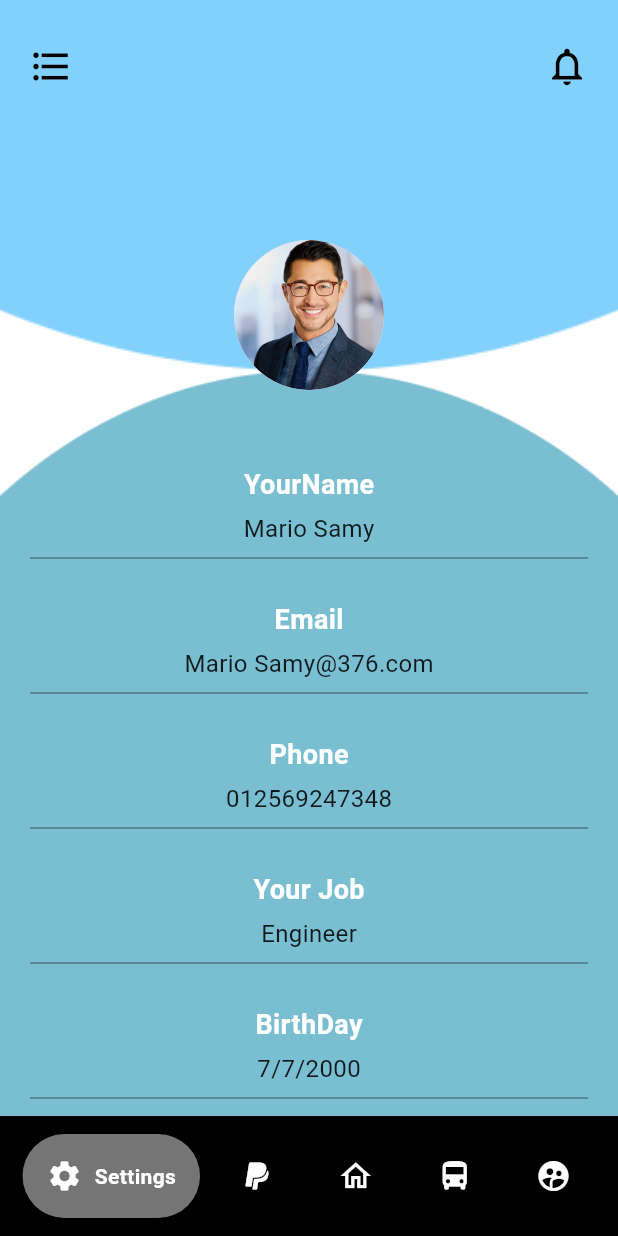
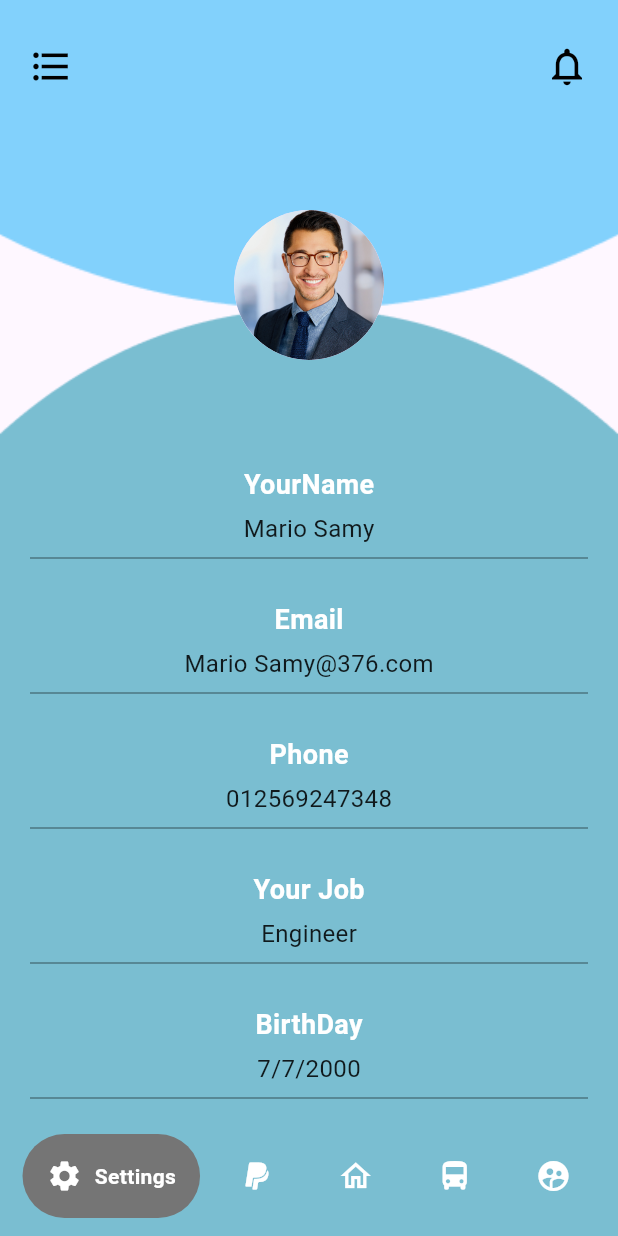
Before and after one commit to aliKhaledIbnAlwalid/EduNourish, a Flutter app: the ParentProfile screen opened directly, on a phone screen of 412 x 824 dp. Run offline on Flutter 3.47's test engine with Material 3 defaults, Android fonts, the phone set to English and light mode, and no system bars; drawn by our look-alikes of google_nav_bar; our stand-ins replace concentric_transition, lottie.

Commit message:
c94be46de7c7ceff39831a761b5124ed32543303

```diff
--- a/lib/intro_Screens/choice_screen.dart
+++ b/lib/intro_Screens/choice_screen.dart
@@ -1,4 +1,6 @@
-import 'package:edunourish/login_screen.dart';
+import 'package:edunourish/login/login_screen.dart';
+
+import 'package:edunourish/parent/parent_profile.dart';
 import 'package:flutter/material.dart';
 
 class ChoiceScreen extends StatelessWidget {
@@ -33,7 +35,7 @@ class ChoiceScreen extends StatelessWidget {
                     Navigator.pushReplacement(
                       context,
                       MaterialPageRoute(
-                        builder: (context) => const LoginScreen(),
+                        builder: (context) => const ParentProfile(),
                       ),
                     );
                   },
--- a/lib/login_screen.dart
+++ b/lib/login/login_screen.dart
@@ -164,11 +164,11 @@ class _LoginScreenState extends State<LoginScreen>
                       radius: 150,
                       backgroundColor: Colors.blue.shade300,
                     ),
-                    Align(
+                    const Align(
                       alignment: Alignment.centerRight,
                       child: Padding(
-                        padding: const EdgeInsets.only(left: 60, top: 140),
-                        child: const Text(
+                        padding: EdgeInsets.only(left: 60, top: 140),
+                        child: Text(
                           "Log In",
                           style: TextStyle(
                               color: Colors.white,
--- a/lib/main.dart
+++ b/lib/main.dart
@@ -13,7 +13,7 @@ class MyApp extends StatelessWidget {
   Widget build(BuildContext context) {
     return MaterialApp(
       debugShowCheckedModeBanner: false,
-      home: ParentProfile(),
+      home: OnBoardingScreen(),
     );
   }
 }
--- a/lib/parent/parent_profile.dart
+++ b/lib/parent/parent_profile.dart
@@ -2,25 +2,28 @@ import 'package:flutter/material.dart';
 import 'package:google_nav_bar/google_nav_bar.dart';
 
 class ParentProfile extends StatelessWidget {
-  const ParentProfile({Key? key}) : super(key: key);
+  const ParentProfile({super.key});
 
   @override
   Widget build(BuildContext context) {
-    return Stack(
+    return Scaffold(
+
+      body: Stack(
         children: [
-        Container(
-          height: MediaQuery.of(context).size.height * 0.3,
+          SizedBox(
+            height: MediaQuery.of(context).size.height * 0.25,
+           width: double.infinity,
             child: Image.asset(
               'assets/parent/Ellipse 11.png',
               fit: BoxFit.cover,
             ),
           ),
           Positioned(
-          top: MediaQuery.of(context).size.height * 0.3,
+            top: MediaQuery.of(context).size.height * 0.25,
             // width: MediaQuery.of(context).size.width,
             child: Container(
               // height: MediaQuery.of(context).size.height * 0.3,
-            decoration: BoxDecoration(
+              decoration: const BoxDecoration(
                 shape: BoxShape.circle,
               ),
               child: Image.asset(
@@ -35,28 +38,32 @@ class ParentProfile extends StatelessWidget {
                 // Move the CircleAvatar to the desired position
                 Positioned(
                   top:
-                    160, // Adjust this to match the red circle's vertical position
+                      140, // Adjust this to match the red circle's vertical position
                   left: MediaQuery.of(context).size.width / 2 -
                       50, // Center horizontally
-                child: CircleAvatar(
+                  child: const CircleAvatar(
                     radius: 50,
                     backgroundImage: AssetImage('assets/parent/Ellipse 12.png'),
                   ),
                 ),
                 Column(
                   children: [
-                  SizedBox(height: 300,),
+                    const SizedBox(
+                      height: 300,
+                    ),
                     Expanded(
                       child: Padding(
                         padding: const EdgeInsets.symmetric(horizontal: 20),
                         child: ListView(
                           children: const [
                             ProfileDetail(label: "YourName", value: "Mario Samy"),
-                          ProfileDetail(label: "Email", value: "Mario Samy@376.com"),
+                            ProfileDetail(
+                                label: "Email", value: "Mario Samy@376.com"),
                             ProfileDetail(label: "Phone", value: "012569247348"),
                             ProfileDetail(label: "Your Job", value: "Engineer"),
                             ProfileDetail(label: "BirthDay", value: "7/7/2000"),
-                          ProfileDetail(label: "Your Child Name", value: "Piple"),
+                            ProfileDetail(
+                                label: "Your Child Name", value: "Piple"),
                           ],
                         ),
                       ),
@@ -66,22 +73,38 @@ class ParentProfile extends StatelessWidget {
               ],
             ),
             bottomNavigationBar: Container(
-            color: Colors.black,
+
               child: Padding(
-              padding: const EdgeInsets.symmetric(horizontal: 15.0,vertical: 12.0),
+                padding:
+                    const EdgeInsets.symmetric(horizontal: 15.0, vertical: 12.0),
                 child: GNav(
-                backgroundColor: Colors.black,
+                  backgroundColor: const Color(0xff7ABED1),
                   color: Colors.white,
                   activeColor: Colors.white,
                   tabBackgroundColor: Colors.grey.shade600,
-                padding: EdgeInsets.all(16),
+                  padding: const EdgeInsets.all(16),
                   gap: 8,
                   tabs: const [
-                  GButton(icon: Icons.settings, text: 'Settings',),
-                  GButton(icon: Icons.paypal , text: 'Paypal',),
-                  GButton(icon: Icons.home_outlined , text: 'Home',),
-                  GButton(icon: Icons.directions_bus , text: 'Bus',),
-                  GButton(icon: Icons.supervised_user_circle, text: 'User',),
+                    GButton(
+                      icon: Icons.settings,
+                      text: 'Settings',
+                    ),
+                    GButton(
+                      icon: Icons.paypal,
+                      text: 'Paypal',
+                    ),
+                    GButton(
+                      icon: Icons.home_outlined,
+                      text: 'Home',
+                    ),
+                    GButton(
+                      icon: Icons.directions_bus,
+                      text: 'Bus',
+                    ),
+                    GButton(
+                      icon: Icons.supervised_user_circle,
+                      text: 'User',
+                    ),
                   ],
                 ),
               ),
@@ -91,8 +114,8 @@ class ParentProfile extends StatelessWidget {
             top: 20, // Adjust this value to control vertical position
             left: 10, // Controls the horizontal position from the left
             child: IconButton(
-            onPressed: (){},
-            icon: Icon(
+              onPressed: () {},
+              icon: const Icon(
                 Icons.format_list_bulleted_outlined, // Icon for top-left
                 color: Colors.black, // You can adjust the color
                 size: 30, // Icon size
@@ -103,8 +126,8 @@ class ParentProfile extends StatelessWidget {
             top: 20, // Adjust this value to control vertical position
             right: 10, // Controls the horizontal position from the right
             child: IconButton(
-            onPressed: (){},
-            icon: Icon(
+              onPressed: () {},
+              icon: const Icon(
                 Icons.notifications_none_outlined, // Icon for top-right
                 color: Colors.black, // You can adjust the color
                 size: 30, // Icon size
@@ -112,6 +135,7 @@ class ParentProfile extends StatelessWidget {
             ),
           ),
         ],
+      ),
     );
   }
 }
@@ -121,6 +145,7 @@ class ProfileDetail extends StatelessWidget {
   final String value;
 
   const ProfileDetail({
+    super.key,
     required this.label,
     required this.value,
   });
```
Also changed, not shown: lib/intro_Screens/intro_page1.dart (deleted, +0 -37 lines), lib/intro_Screens/intro_page2.dart (deleted, +0 -37 lines), lib/intro_Screens/intro_page3.dart (deleted, +0 -40 lines), lib/intro_Screens/intro_page4.dart (deleted, +0 -36 lines). Lines whose indentation alone changed are shown as unchanged.
